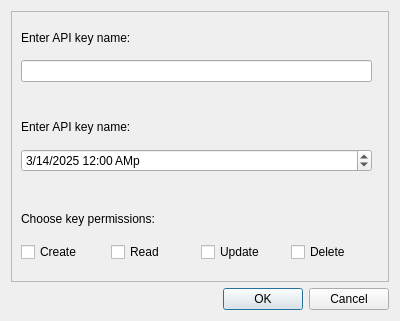
This is pyside6_ui/create_apikey_dialog.ui in NewGuy103/syncServer as Qt 5 draws it before an edit. The edited form follows.
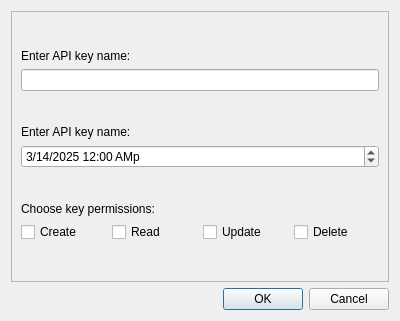
This is the edited form.

```diff
--- a/pyside6_ui/create_apikey_dialog.ui
+++ b/pyside6_ui/create_apikey_dialog.ui
@@ -28,18 +28,17 @@
      <property name="frameShadow">
       <enum>QFrame::Shadow::Raised</enum>
      </property>
-     <widget class="QWidget" name="verticalLayoutWidget">
-      <property name="geometry">
-       <rect>
-        <x>10</x>
-        <y>10</y>
-        <width>351</width>
-        <height>61</height>
-       </rect>
-      </property>
+     <layout class="QVBoxLayout" name="verticalLayout_2">
+      <item>
       <layout class="QVBoxLayout" name="enterKeyNameLayout">
        <item>
         <widget class="QLabel" name="enterKeyNameLabel">
+          <property name="sizePolicy">
+           <sizepolicy hsizetype="Preferred" vsizetype="Maximum">
+            <horstretch>0</horstretch>
+            <verstretch>0</verstretch>
+           </sizepolicy>
+          </property>
          <property name="text">
           <string>Enter API key name:</string>
          </property>
@@ -49,19 +48,17 @@
         <widget class="QLineEdit" name="keyNameLineEdit"/>
        </item>
       </layout>
-     </widget>
-     <widget class="QWidget" name="verticalLayoutWidget_2">
-      <property name="geometry">
-       <rect>
-        <x>10</x>
-        <y>100</y>
-        <width>351</width>
-        <height>61</height>
-       </rect>
-      </property>
+      </item>
+      <item>
       <layout class="QVBoxLayout" name="enterExpiryDateLayout">
        <item>
         <widget class="QLabel" name="enterExpiryDateLabel">
+          <property name="sizePolicy">
+           <sizepolicy hsizetype="Preferred" vsizetype="Maximum">
+            <horstretch>0</horstretch>
+            <verstretch>0</verstretch>
+           </sizepolicy>
+          </property>
          <property name="text">
           <string>Enter API key name:</string>
          </property>
@@ -85,19 +82,17 @@
         </widget>
        </item>
       </layout>
-     </widget>
-     <widget class="QWidget" name="verticalLayoutWidget_3">
-      <property name="geometry">
-       <rect>
-        <x>10</x>
-        <y>190</y>
-        <width>354</width>
-        <height>61</height>
-       </rect>
-      </property>
+      </item>
+      <item>
       <layout class="QVBoxLayout" name="chooseKeyPermsLayout">
        <item>
         <widget class="QLabel" name="chooseKeyPermsLabel">
+          <property name="sizePolicy">
+           <sizepolicy hsizetype="Preferred" vsizetype="Maximum">
+            <horstretch>0</horstretch>
+            <verstretch>0</verstretch>
+           </sizepolicy>
+          </property>
          <property name="text">
           <string>Choose key permissions:</string>
          </property>
@@ -136,7 +131,8 @@
         </layout>
        </item>
       </layout>
-     </widget>
+      </item>
+     </layout>
     </widget>
    </item>
    <item>
```
Lines whose indentation alone changed are shown as unchanged.
